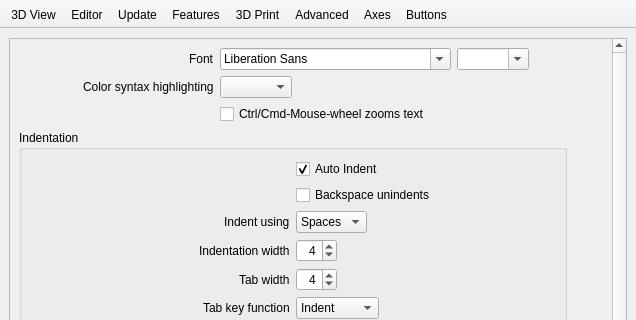
This is src/Preferences.ui in openscad/openscad as Qt 5 draws it before an edit; both pictures show x 0 to 636 and y 0 to 320 of the 636 by 498 pixel window. The edited form follows.
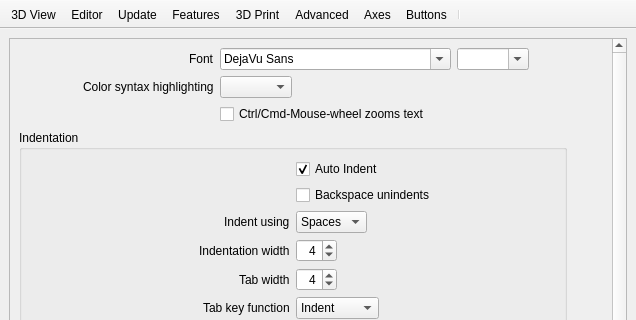
This is the edited form. The open tabs and pages were chosen to show the change. Icons and pictures are not drawn. Custom widgets are drawn as their Qt base class.

```diff
--- a/src/Preferences.ui
+++ b/src/Preferences.ui
@@ -136,8 +136,8 @@
             <rect>
              <x>0</x>
              <y>0</y>
-             <width>512</width>
-             <height>793</height>
+             <width>606</width>
+             <height>755</height>
             </rect>
            </property>
            <layout class="QGridLayout" name="gridLayout_5">
@@ -179,7 +179,7 @@
                  <widget class="QFontComboBox" name="fontChooser">
                   <property name="currentFont">
                    <font>
-                    <family>Lucida Grande</family>
+                    <family>DejaVu Sans</family>
                     <pointsize>12</pointsize>
                    </font>
                   </property>
@@ -1900,6 +1900,7 @@
    <addaction name="prefsActionAdvanced"/>
    <addaction name="prefsActionInput"/>
    <addaction name="prefsActionInputButton"/>
+   <addaction name="separator"/>
   </widget>
   <action name="prefsAction3DView">
    <property name="checkable">
```
Left out of the diff: 90 changed lines with no effect on the pictures.
